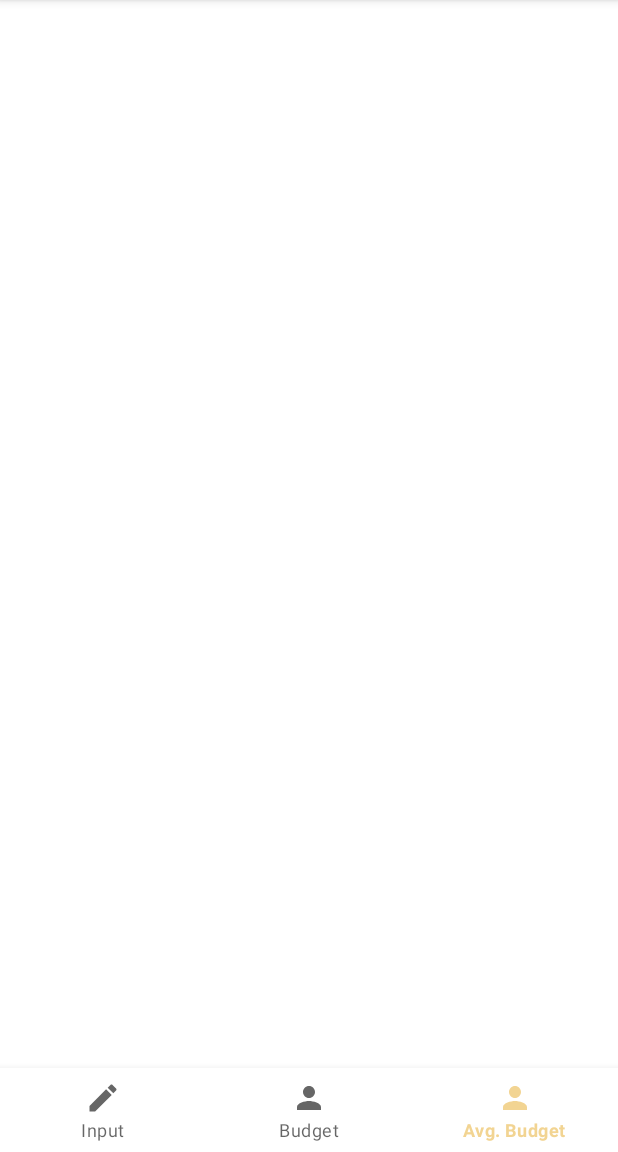
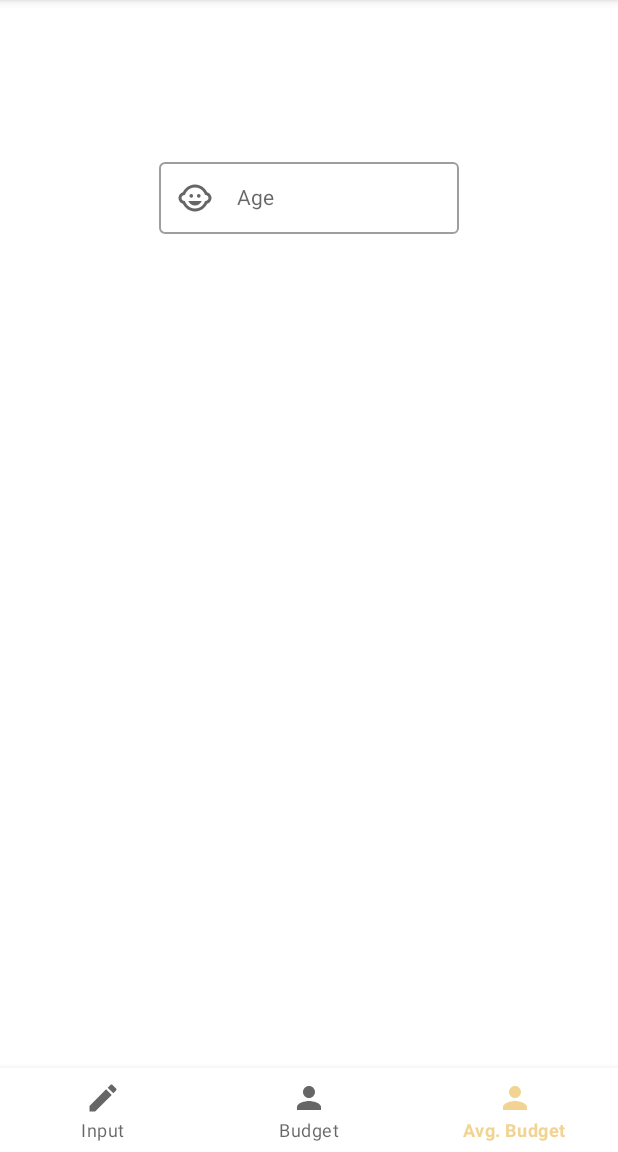
Before and after one commit to ivaylokotov/First-Time-Kotlineers-Team, an Android app: the screen it shows after launch (MainActivity), item 3 of the bottom bar chosen, on a phone screen of 412 x 824 dp, the part 84-1236 px from its top. Run offline under Robolectric (Android 15) with nearby library versions, the light colour scheme and no system bars; our stand-ins replace data binding; libraries missing offline, so code that uses them is left out: org.kodein.di; 1 statement that could not run was skipped.

Commit message:
[Update] Preliminary User Input UI w/ 1 TextField

```diff
--- a/SpendiDly/app/src/main/res/layout/fragment_user_input.xml
+++ b/SpendiDly/app/src/main/res/layout/fragment_user_input.xml
@@ -2,10 +2,18 @@
 <layout xmlns:android="http://schemas.android.com/apk/res/android"
     xmlns:app="http://schemas.android.com/apk/res-auto"
     xmlns:tools="http://schemas.android.com/tools">
+
+    <!--TODO: Add viewmodel bindable properties here-->
+
+    <ScrollView
+        android:layout_width="match_parent"
+        android:layout_height="match_parent"
+        android:fillViewport="true" >
+
         <androidx.constraintlayout.widget.ConstraintLayout
             android:id="@+id/main"
             android:layout_width="match_parent"
-        android:layout_height="match_parent"
+            android:layout_height="wrap_content"
             tools:context=".views.UserInputFragment">
 
             <TextView
@@ -26,7 +34,37 @@
                 app:layout_constraintStart_toStartOf="parent"
                 app:layout_constraintTop_toBottomOf="@id/welcome_header" />
 
+            <com.google.android.material.textfield.TextInputLayout
+                android:id="@+id/age_input_field"
+                style="@style/Widget.MaterialComponents.TextInputLayout.OutlinedBox.Dense"
+                android:layout_width="wrap_content"
+                android:layout_height="wrap_content"
+                android:layout_gravity="center_horizontal"
+                android:layout_marginTop="24dp"
+                android:hint="@string/enter_age_hint"
+                app:endIconMode="clear_text"
+                app:errorEnabled="true"
+                app:hintEnabled="true"
+                app:layout_constraintEnd_toEndOf="parent"
+                app:layout_constraintStart_toStartOf="parent"
+                app:layout_constraintTop_toBottomOf="@+id/welcome_subtitle"
+                app:startIconDrawable="@drawable/ic_baseline_child_care_24">
 
+                <com.google.android.material.textfield.TextInputEditText
+                    android:id="@+id/text_input_age"
+                    android:layout_width="200dp"
+                    android:layout_height="wrap_content"
+                    android:includeFontPadding="false"
+                    android:inputType="numberSigned"
+                    android:singleLine="true"
+                    android:textAppearance="@style/TextAppearance.AppCompat.Body1"
+                    tools:layout_conversion_absoluteHeight="45dp"
+                    tools:layout_conversion_absoluteWidth="20dp"
+                    tools:layout_editor_absoluteX="4dp"
+                    tools:layout_editor_absoluteY="4dp" />
+            </com.google.android.material.textfield.TextInputLayout>
 
         </androidx.constraintlayout.widget.ConstraintLayout>
+    </ScrollView>
+
 </layout>
```
Lines whose indentation alone changed are shown as unchanged.
